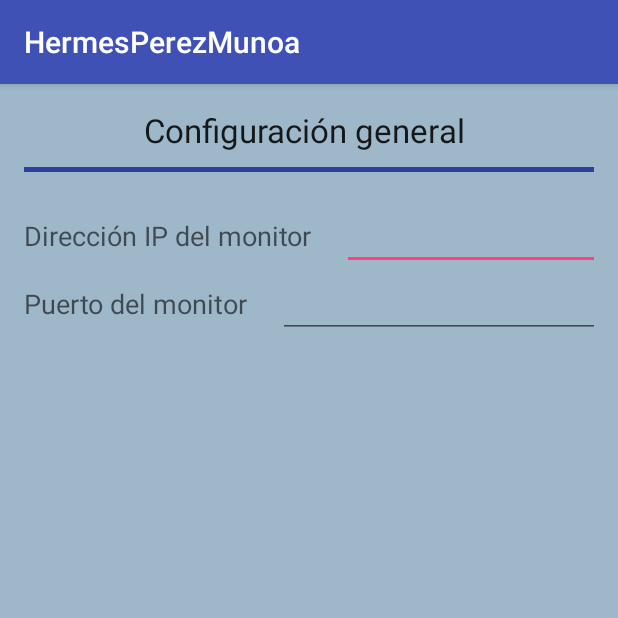
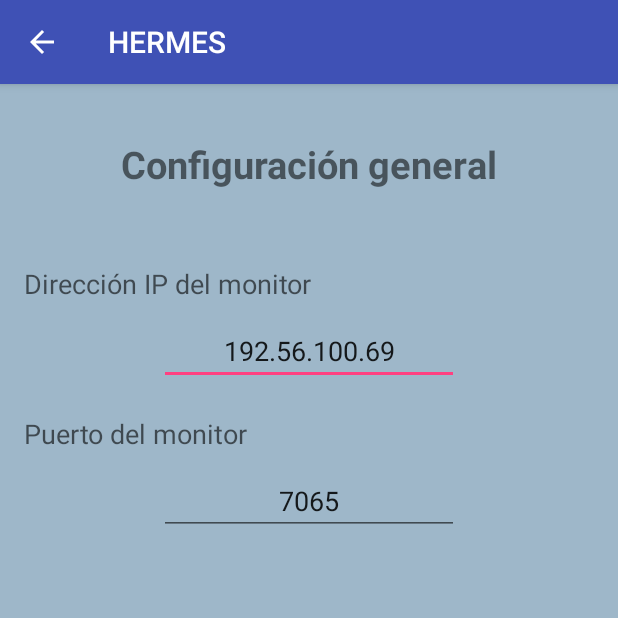
Before and after one commit to carolina46/HermesChild, an Android app: the screen it shows after launch (ConfiguracionGeneralActivity), in the options menu, after a tap on "Configuración general", on a phone screen of 412 x 824 dp, the top half of it. Run offline under Robolectric (Android 15) with nearby library versions, the light colour scheme and no system bars.

Commit message:
activity configuracion funcionando, faltan validaciones

```diff
--- a/HermesPerezMunoa/app/src/main/java/com/laboratorio/hermesperezmunoa/ConfiguracionGeneralActivity.java
+++ b/HermesPerezMunoa/app/src/main/java/com/laboratorio/hermesperezmunoa/ConfiguracionGeneralActivity.java
@@ -1,13 +1,56 @@
 package com.laboratorio.hermesperezmunoa;
 
+import android.content.Intent;
+import android.os.Bundle;
 import android.support.v7.app.AppCompatActivity;
-import android.os.Bundle;
+import android.view.MenuItem;
+import android.widget.EditText;
+
+import java.util.ArrayList;
+import java.util.List;
 
 public class ConfiguracionGeneralActivity extends AppCompatActivity {
+
+    private  EditText ip;
+    private  EditText puerto;
+    private  List<String> aux;
+
 
     @Override
     protected void onCreate(Bundle savedInstanceState) {
         super.onCreate(savedInstanceState);
         setContentView(R.layout.activity_configuracion_general);
+        getSupportActionBar().setDisplayHomeAsUpEnabled(true);
+
+        DataBaseManager DBmanager = new DataBaseManager(this);
+        aux  = DBmanager.getConfiguration();
+
+
+        ip = (EditText) findViewById(R.id.editIP);
+        ip.setText(aux.get(0));
+        puerto = (EditText) findViewById(R.id.editPuerto);
+        puerto.setText(aux.get(1));
+
     }
+
+    public boolean onOptionsItemSelected(MenuItem item) {
+        switch (item.getItemId()) {
+            case android.R.id.home:
+                    aux= new ArrayList<String>();
+                    ip = (EditText) findViewById(R.id.editIP);
+                    aux.add( ip.getText().toString());
+                    puerto = (EditText) findViewById(R.id.editPuerto);
+                    aux.add( puerto.getText().toString());
+                    DataBaseManager DBmanager = new DataBaseManager(this);
+                    DBmanager.setConfiguration(aux);
+
+                    Intent intent = new Intent(ConfiguracionGeneralActivity.this, HermesActivity.class);
+                    startActivity(intent);
+                return true;
+            default:
+                return true;
+        }
+    }
+
+
 }
--- a/HermesPerezMunoa/app/src/main/java/com/laboratorio/hermesperezmunoa/DataBaseManager.java
+++ b/HermesPerezMunoa/app/src/main/java/com/laboratorio/hermesperezmunoa/DataBaseManager.java
@@ -1,5 +1,6 @@
 package com.laboratorio.hermesperezmunoa;
 
+import android.content.ContentValues;
 import android.content.Context;
 import android.database.Cursor;
 import android.database.sqlite.SQLiteDatabase;
@@ -15,6 +16,7 @@ public class DataBaseManager {
 
     private DataBaseHelper helper;
     private SQLiteDatabase db;
+    private List<String> configuration;
 
     public DataBaseManager(Context context) {
         helper = new DataBaseHelper(context);
@@ -23,9 +25,7 @@ public class DataBaseManager {
 
     public List<Child> listChild(){
         db = helper.getWritableDatabase();
-
         List<Child> aux = new ArrayList<Child>();
-
         Cursor chicos = db.rawQuery("select nombre,apellido,id_chico from chico", null);
         if (chicos.moveToFirst()) {
             do {
@@ -39,10 +39,33 @@ public class DataBaseManager {
 
 
 
+    public List<String> getConfiguration(){
+        db = helper.getWritableDatabase();
+        List<String> aux = new ArrayList<String>();
+        Cursor configuracionGeneral = db.rawQuery("select ip, puerto, id from configuracion", null);
+        if (configuracionGeneral.moveToFirst()) {
+            aux.add(configuracionGeneral.getString(0));
+            aux.add(configuracionGeneral.getString(1));
+        }
+        configuracionGeneral.close();
+        db.close();
+        return aux;
+    }
 
 
 
-            public class DataBaseHelper extends SQLiteOpenHelper {
+    public void setConfiguration(List<String> configuration) {
+        db = helper.getWritableDatabase();
+        ContentValues registro = new ContentValues();
+        registro.put("ip", configuration.get(0));
+        registro.put("puerto", configuration.get(1));
+        db.update("configuracion", registro, "id=" + 1, null);
+        db.close();
+
+    }
+
+
+    public class DataBaseHelper extends SQLiteOpenHelper {
 
                 private static final String DB_NAME = "comunicadorChild";
                 private static final int DB_VERSION = 1;
@@ -53,8 +76,12 @@ public class DataBaseManager {
                 public void onCreate(SQLiteDatabase db) {
                     db.execSQL("create table chico (id_chico Integer primary key autoincrement,nombre text, apellido text, sexo bool, tamPictograma int, pista bool, establo bool, necesidades bool, emociones bool)");
                     db.execSQL("create table pictograma (id_pictograma Integer primary key autoincrement, nombre text, carpeta text)");
-                    db.execSQL("create table pictogramaChico (id_pictograma Integer primary key autoincrement, id_chico Integer, id_pictograma Integer)");
-                    db.execSQL("create table configuracion (ip int, puerto int)");
+                    db.execSQL("create table pictogramaChico (id_pictogramaChico Integer primary key autoincrement, id_chico Integer, id_pictograma Integer)");
+                    db.execSQL("create table configuracion ( id integer primary key, ip text, puerto text)");
+
+
+                    //CARGA DEL UNICO REGISTRO DE LA TABLA CONFIGURACION
+                    db.execSQL("insert into configuracion (id, ip, puerto) values (1, '192.56.100.69', '7065')");
 
                     //CARGA INICIAL DE TODOS LOS PICTOGRAMAS
                     db.execSQL("insert into pictograma (nombre, carpeta) values ('casco', 'pista')");
--- a/HermesPerezMunoa/app/src/main/res/layout/activity_configuracion_general.xml
+++ b/HermesPerezMunoa/app/src/main/res/layout/activity_configuracion_general.xml
@@ -16,57 +16,43 @@
    <TextView
         android:layout_width="wrap_content"
         android:layout_height="wrap_content"
-        android:textAppearance="?android:attr/textAppearanceLarge"
-        android:text="Configuración general "
-        android:id="@+id/tituloConf"
+        android:text="Configuración general"
+        android:textSize="25dp"
         android:layout_gravity="center"
-        android:paddingBottom="10dp" />
-
-    <View
-        android:layout_width="fill_parent"
-        android:layout_height="3dip"
-        android:background="#303F9F" />
-
-
-    <LinearLayout
-        android:orientation="horizontal"
-        android:layout_width="match_parent"
-        android:layout_height="wrap_content"
-        android:layout_gravity="top"
-        android:paddingTop="20dp">
+        android:layout_margin="20dp"
+        android:textStyle="bold"
+        android:id="@+id/tituloConf"/>
 
    <TextView
         android:layout_width="wrap_content"
         android:layout_height="wrap_content"
         android:textAppearance="?android:attr/textAppearanceMedium"
-            android:paddingRight="20dp"
+        android:paddingBottom="10dp"
+        android:paddingTop="30dp"
         android:text="Dirección IP del monitor"
         android:id="@+id/textIP"/>
 
    <EditText
-            android:layout_width="246dp"
+        android:layout_width="200dp"
         android:layout_height="wrap_content"
-            android:id="@+id/editIP" />
-    </LinearLayout>
-
-    <LinearLayout
-        android:orientation="horizontal"
-        android:layout_width="match_parent"
-        android:layout_height="wrap_content"
-        android:layout_gravity="top">
+        android:id="@+id/editIP"
+        android:layout_gravity="center_horizontal"
+        android:gravity="center"/>
 
    <TextView
         android:layout_width="wrap_content"
         android:layout_height="wrap_content"
-            android:paddingRight="20dp"
+        android:paddingBottom="10dp"
+        android:paddingTop="20dp"
         android:textAppearance="?android:attr/textAppearanceMedium"
         android:text="Puerto del monitor"
         android:id="@+id/textPuerto" />
 
    <EditText
-            android:layout_width="246dp"
+        android:layout_width="200dp"
         android:layout_height="wrap_content"
-            android:id="@+id/editPuerto" />
-    </LinearLayout>
+        android:id="@+id/editPuerto"
+        android:gravity="center"
+        android:layout_gravity="center_horizontal" />
 
 </LinearLayout>
--- a/HermesPerezMunoa/app/src/main/res/layout/activity_hermes.xml
+++ b/HermesPerezMunoa/app/src/main/res/layout/activity_hermes.xml
@@ -4,8 +4,8 @@
     android:layout_width="match_parent"
     android:layout_height="match_parent"
     android:paddingBottom="@dimen/activity_vertical_margin"
-    android:paddingLeft="@dimen/activity_horizontal_margin" android:paddingRight="@dimen/activity_horizontal_margin"
-
+    android:paddingLeft="@dimen/activity_horizontal_margin"
+    android:paddingRight="@dimen/activity_horizontal_margin"
     android:paddingTop="@dimen/activity_vertical_margin"
     android:background="#9eb7c9"
     android:orientation="horizontal"
```
Also changed, not shown: HermesPerezMunoa/app/src/main/AndroidManifest.xml (+6 -1 lines), HermesPerezMunoa/app/src/main/java/com/laboratorio/hermesperezmunoa/AjustesActivity.java (+16 -0 lines), HermesPerezMunoa/app/src/main/java/com/laboratorio/hermesperezmunoa/EdicionActivity.java (+6 -8 lines), HermesPerezMunoa/app/src/main/res/layout/activity_ajustes.xml (+7 -19 lines). Lines whose indentation alone changed are shown as unchanged.
